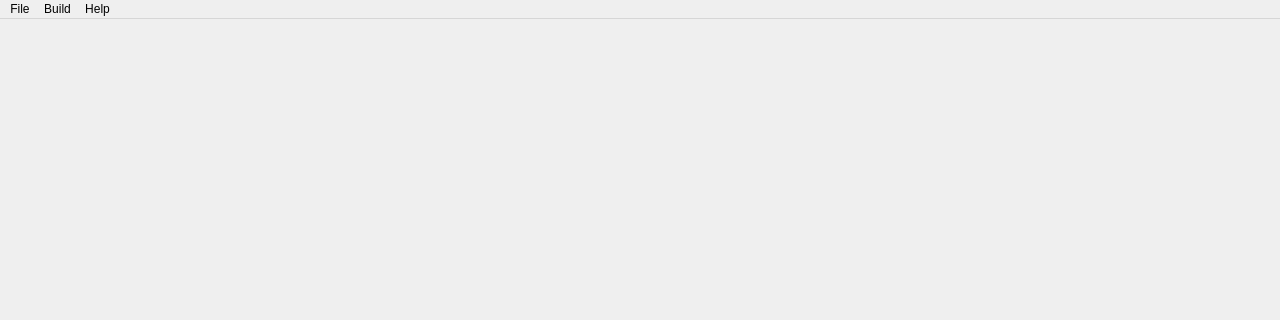
This is src/schematiceditor/schematiceditor.ui in schdesign/board-builder as Qt 5 draws it before an edit; both pictures show x 0 to 1280 and y 0 to 320 of the 1280 by 900 pixel window. The edited form follows.
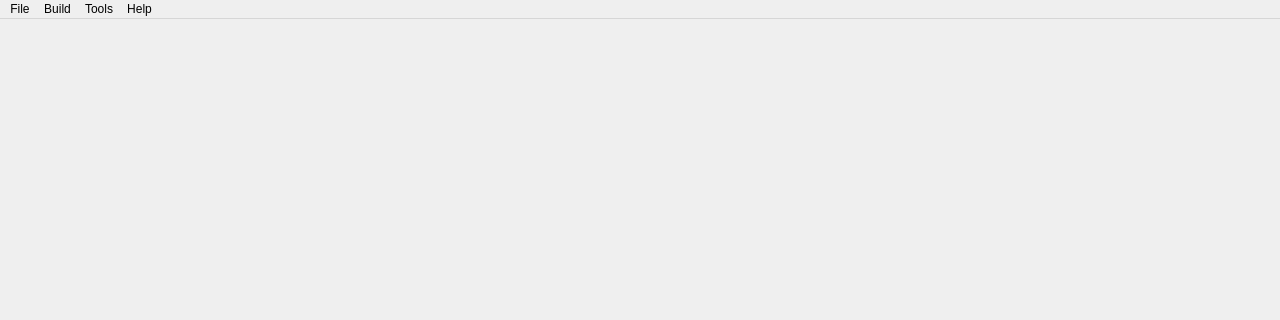
This is the edited form. Icons and pictures are not drawn.

Commit message: Update Schematic Editor menu

```diff
--- a/src/schematiceditor/schematiceditor.ui
+++ b/src/schematiceditor/schematiceditor.ui
@@ -3538,9 +3538,9 @@
     <addaction name="actionCloseFile"/>
     <addaction name="actionQuit"/>
    </widget>
-   <widget class="QMenu" name="menuHelp">
+   <widget class="QMenu" name="menuTools">
     <property name="title">
-     <string>Help</string>
+     <string>Tools</string>
     </property>
     <addaction name="actionAbout"/>
    </widget>
@@ -3553,8 +3553,15 @@
     <addaction name="actionSaveNetlist"/>
     <addaction name="actionSaveSVG"/>
    </widget>
+   <widget class="QMenu" name="menuHelp">
+    <property name="title">
+     <string>Help</string>
+    </property>
+    <addaction name="actionAbout"/>
+   </widget>
    <addaction name="menuFile"/>
    <addaction name="menuBuild"/>
+   <addaction name="menuTools"/>
    <addaction name="menuHelp"/>
   </widget>
   <action name="actionOpenFile">
```
Left out of the diff: 11 changed lines with no effect on the pictures.
